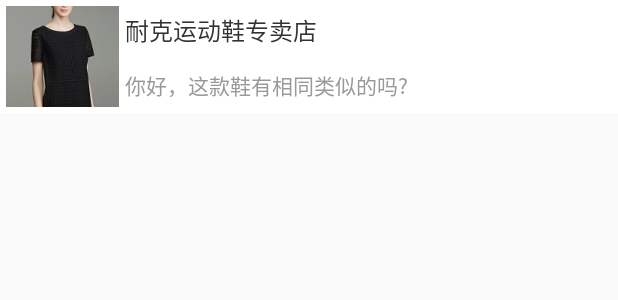
After one commit to gorrywang/Yougo, an Android app: the layout item_xx.xml on its own in the app's theme, with its tools: preview values and no code run, on a phone screen of 412 x 824 dp. The commit adds this screen. Shown: the top 300 px of the screen. Run offline under Robolectric (Android 15) with nearby library versions, the phone set to English and light mode, and no system bars.

Commit message:
我的消息界面已完成

```diff
--- /dev/null
+++ b/app/src/main/res/layout/item_xx.xml
@@ -0,0 +1,46 @@
+<?xml version="1.0" encoding="utf-8"?>
+<LinearLayout xmlns:android="http://schemas.android.com/apk/res/android"
+    android:layout_width="match_parent"
+    android:layout_height="75dp"
+    android:background="#FFFFFF"
+    android:gravity="center_vertical"
+    android:orientation="horizontal"
+    android:paddingBottom="4dp"
+    android:paddingLeft="4dp"
+    android:paddingRight="4dp"
+    android:paddingTop="4dp">
+
+    <ImageView
+        android:id="@+id/item_xx_img_back"
+        android:layout_width="75dp"
+        android:layout_height="75dp"
+        android:padding="4dp"
+        android:scaleType="center"
+        android:src="@drawable/nvzhuang" />
+
+
+    <LinearLayout
+        android:layout_width="0dp"
+        android:layout_height="match_parent"
+        android:layout_weight="1"
+        android:orientation="vertical"
+        android:padding="4dp">
+
+        <TextView
+            android:layout_width="match_parent"
+            android:layout_height="0dp"
+            android:layout_weight="1"
+            android:text="耐克运动鞋专卖店"
+            android:textColor="@color/important_title"
+            android:textSize="@dimen/wz_22" />
+
+        <TextView
+            android:layout_width="match_parent"
+            android:layout_height="wrap_content"
+            android:text="你好，这款鞋有相同类似的吗?"
+            android:textColor="@color/tip_font"
+            android:textSize="14sp" />
+    </LinearLayout>
+
+
+</LinearLayout>
```
Also changed, not shown: app/src/main/java/xyz/abug/www/yougo/fragment/XxFragment.java (+22 -0 lines), app/src/main/res/layout/fragment_xiaoxi.xml (+57 -1 lines).
